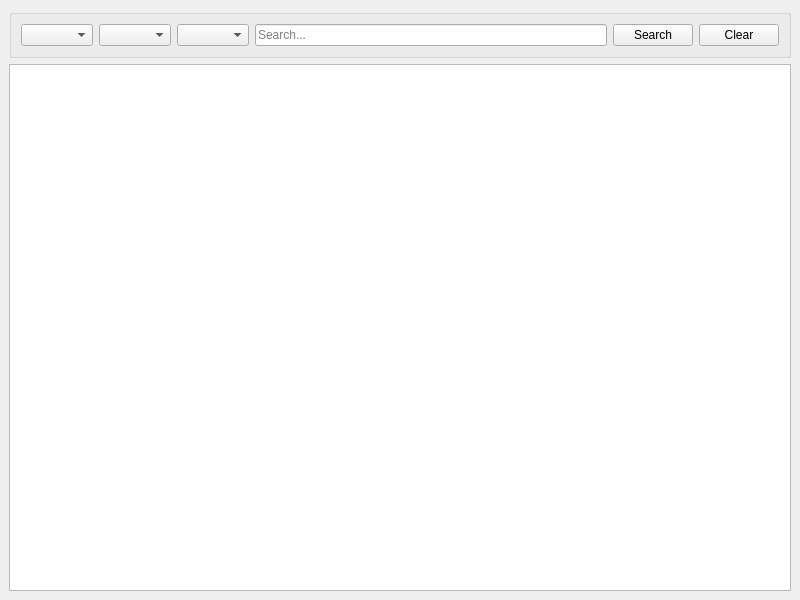
This is mainwindow.ui in Sergo3682/qt6-TODO-list as Qt 5 draws it before an edit. The edited form follows.
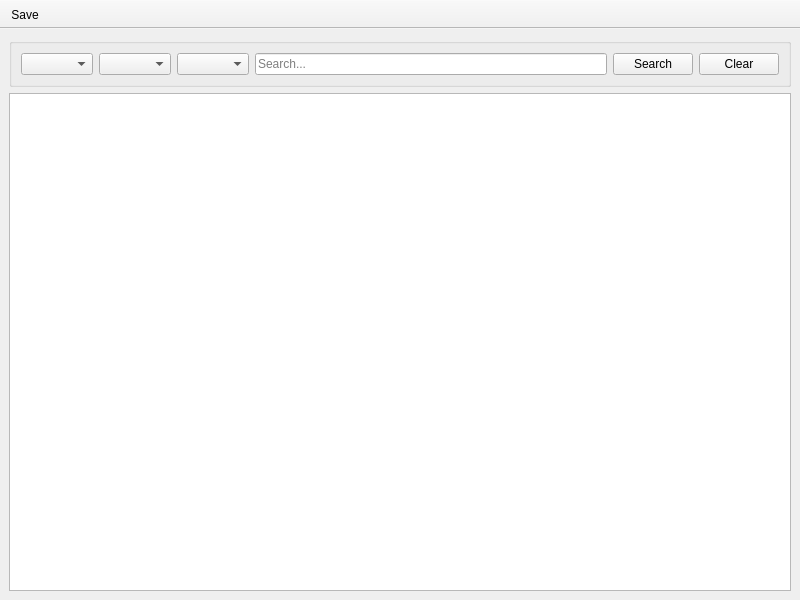
This is the edited form. Icons and pictures are not drawn.

Commit message: save button using toolbar

Patch:
```diff
--- a/mainwindow.ui
+++ b/mainwindow.ui
@@ -78,6 +78,53 @@
     </item>
    </layout>
   </widget>
+  <widget class="QToolBar" name="toolBar">
+   <property name="contextMenuPolicy">
+    <enum>Qt::NoContextMenu</enum>
+   </property>
+   <property name="windowTitle">
+    <string>toolBar</string>
+   </property>
+   <property name="styleSheet">
+    <string notr="true"/>
+   </property>
+   <property name="movable">
+    <bool>false</bool>
+   </property>
+   <property name="allowedAreas">
+    <set>Qt::TopToolBarArea</set>
+   </property>
+   <property name="iconSize">
+    <size>
+     <width>16</width>
+     <height>16</height>
+    </size>
+   </property>
+   <property name="floatable">
+    <bool>false</bool>
+   </property>
+   <attribute name="toolBarArea">
+    <enum>TopToolBarArea</enum>
+   </attribute>
+   <attribute name="toolBarBreak">
+    <bool>false</bool>
+   </attribute>
+   <addaction name="actionSave"/>
+  </widget>
+  <action name="actionSave">
+   <property name="icon">
+    <iconset theme="document-save"/>
+   </property>
+   <property name="text">
+    <string>Save</string>
+   </property>
+   <property name="toolTip">
+    <string>Save your tasks</string>
+   </property>
+   <property name="menuRole">
+    <enum>QAction::NoRole</enum>
+   </property>
+  </action>
  </widget>
  <resources/>
  <connections/>
```
Left out of the diff: 5 changed lines with no effect on the pictures. The commit also changes 2 other files.
